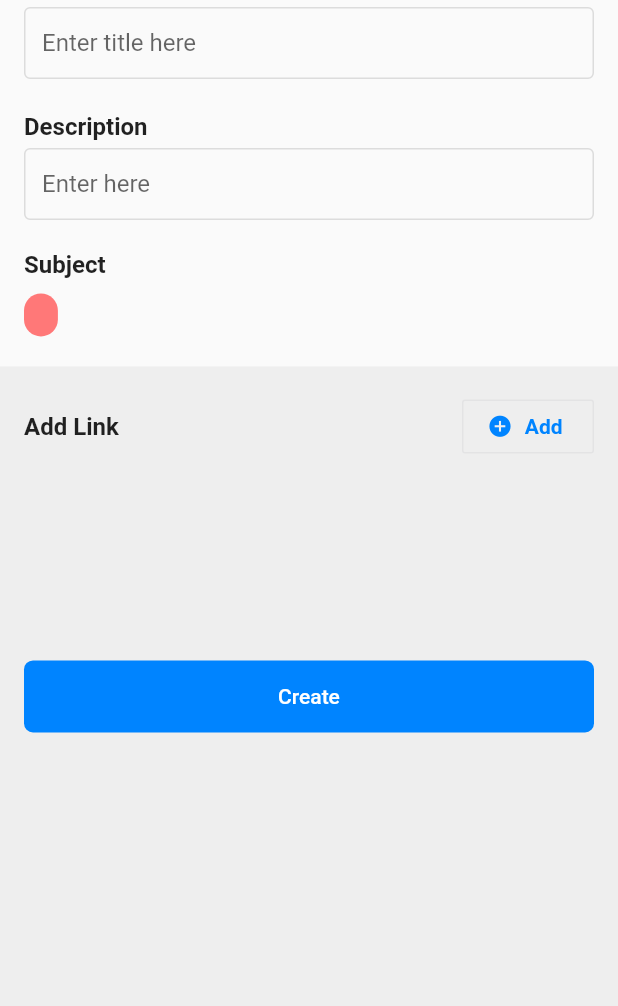
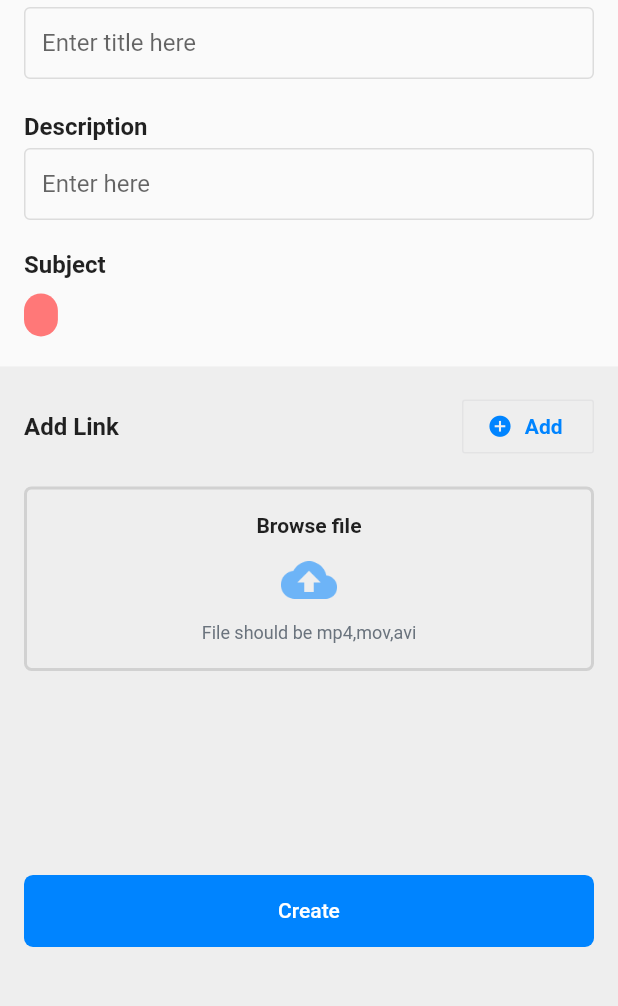
Before and after one commit to pensil-inc/flutter_pensil_app, a Flutter app: the AddVideoPage screen opened directly with empty values, on a phone screen of 412 x 824 dp, the part 128-1134 px from its top. Run offline on Flutter 3.47's test engine with Material 2 defaults, Android fonts, the phone set to English and light mode, and no system bars; our stand-ins replace better_player, cached_network_image, contacts_service, dio, equatable, file_picker and 4 more; missing offline and left inert: add_thumbnail, advance_pdf_viewer, flutter_custom_tabs, yoyo_player; accounts and stored records are empty.

Commit message:
🚧Upload video

```diff
--- a/lib/resources/repository/teacher/teacher_repository.dart
+++ b/lib/resources/repository/teacher/teacher_repository.dart
@@ -31,12 +31,12 @@ class TeacherRepository {
   Future<bool> createPoll(PollModel model)async{
     return gatway.createPoll(model);
   }
-  Future<bool> addVideo(VideoModel model){
+  Future<VideoModel> addVideo(VideoModel model){
     return gatway.addVideo(model);
   }
 
-  Future<bool> uploadFile(File file,String id){
-    return gatway.uploadFile(file,id);
+  Future<bool> uploadFile(File file,String id,{bool isVideo = false}){
+    return gatway.uploadFile(file,id,isVideo:isVideo);
   }
   Future<BatchMaterialModel> uploadMaterial(BatchMaterialModel model){
     return gatway.uploadMaterial(model);
--- a/lib/resources/service/api_gatway.dart
+++ b/lib/resources/service/api_gatway.dart
@@ -12,7 +12,7 @@ abstract class ApiGateway {
   Future<dynamic> getUser();
   Future<bool> createBatch(BatchModel model);
   Future<bool> createAnnouncement(AnnouncementModel model);
-  Future<bool> addVideo(VideoModel model);
+  Future<VideoModel> addVideo(VideoModel model);
   Future<ActorModel> login(ActorModel model);
   Future<List<BatchModel>> getBatches();
   Future<bool> createPoll(PollModel model);
@@ -22,7 +22,7 @@ abstract class ApiGateway {
   Future<List<String>> getSubjectList();
   Future<List<NotificationModel>> getStudentNotificationsList();
   Future<List<VideoModel>> getVideosList(String batchId);
-  Future<bool> uploadFile(File file,String id);
+  Future<bool> uploadFile(File file,String id,{bool isVideo = false});
   Future<BatchMaterialModel> uploadMaterial(BatchMaterialModel model);
   Future<List<BatchMaterialModel>> getBatchMaterialList(String batchId);
   Future<List<AnnouncementModel>> getBatchAnnouncemantList(String batchId);
--- a/lib/ui/page/batch/pages/video/add_video_page.dart
+++ b/lib/ui/page/batch/pages/video/add_video_page.dart
@@ -1,5 +1,9 @@
+import 'dart:io';
+
 import 'package:add_thumbnail/add_thumbnail.dart';
+import 'package:file_picker/file_picker.dart';
 import 'package:flutter/material.dart';
+import 'package:flutter_pensil_app/helper/images.dart';
 import 'package:flutter_pensil_app/model/batch_model.dart';
 import 'package:flutter_pensil_app/states/teacher/announcement_state.dart';
 import 'package:flutter_pensil_app/states/teacher/video/video_state.dart';
@@ -81,6 +85,18 @@ class _AddVideoPageState extends State<AddVideoPage> {
     );
   }
 
+  void pickFile() async {
+    FilePickerResult result = await FilePicker.platform.pickFiles(
+      type: FileType.custom,
+      allowedExtensions: ['mp4', 'avi', "flv","mkv","mov"],
+    );
+    if (result != null) {
+      PlatformFile file = result.files.first;
+      final state = Provider.of<VideoState>(context, listen: false);
+      state.setFile = File(file.path);
+    }
+  }
+
   void saveVideo() async {
     final state = Provider.of<VideoState>(context, listen: false);
     // validate batch name and batch description
@@ -151,7 +167,7 @@ class _AddVideoPageState extends State<AddVideoPage> {
                                 label: widget.subject,
                                 backgroundColor: PColors.randomColor(widget.subject),
                                 borderColor: Colors.transparent,
-                                style: TextStyle(color:Colors.white),
+                                style: TextStyle(color: Colors.white),
                               ),
                             ),
                           ],
@@ -167,6 +183,58 @@ class _AddVideoPageState extends State<AddVideoPage> {
                       _secondaryButton(context, label: "Add", onPressed: addLink),
                     ],
                   ).p16,
+                  Container(
+                    width: AppTheme.fullWidth(context) ,
+                    margin: EdgeInsets.symmetric(horizontal:16),
+                    padding: EdgeInsets.symmetric(horizontal: 16, vertical: 16),
+                    decoration: AppTheme.outline(context),
+                    child: Column(
+                      children: <Widget>[
+                        Text("Browse file", style: Theme.of(context).textTheme.bodyText2.copyWith(fontWeight: FontWeight.bold)),
+                        Image.asset(Images.uploadVideo, height: 25).vP16,
+                        Text("File should be mp4,mov,avi",
+                            style: Theme.of(context).textTheme.bodyText2.copyWith(fontSize: 12, color: PColors.gray)),
+                      ],
+                    ),
+                  ).ripple(pickFile),
+                  Consumer<VideoState>(
+                    builder: (context, state, child) {
+                      if (state.file != null) {
+                        return SizedBox(
+                          height: 65,
+                          width: AppTheme.fullWidth(context),
+                          child: Column(
+                            children: <Widget>[
+                              SizedBox(height: 10),
+                              Row(children: <Widget>[
+                                SizedBox(
+                                    width: 50,
+                                    child: Image.asset(
+                                      Images.getfiletypeIcon(state.file.path.split(".").last),
+                                      height: 30,
+                                    )),
+                                Text(state.file.path.split("/").last, maxLines: 2,).extended,
+                                IconButton(
+                                    padding: EdgeInsets.zero,
+                                    icon: Icon(Icons.cancel),
+                                    onPressed: () {
+                                      state.removeFile();
+                                    })
+                              ]),
+                              Container(
+                                height: 5,
+                                margin: EdgeInsets.symmetric(horizontal: 16),
+                                width: AppTheme.fullWidth(context),
+                                decoration: BoxDecoration(color: Color(0xff0CC476), borderRadius: BorderRadius.circular(20)),
+                              )
+                            ],
+                          ),
+                        ).vP8;
+                      }
+                      return SizedBox();
+                    },
+                  ),
+                  SizedBox(height: 20),
                   Consumer<VideoState>(
                     builder: (context, state, child) {
                       if (state.thumbnailUrl != null)
--- a/lib/ui/page/batch/pages/video/video_player_pag2e.dart
+++ b/lib/ui/page/batch/pages/video/video_player_pag2e.dart
@@ -1,4 +1,5 @@
 import 'dart:async';
+import 'dart:developer';
 import 'package:better_player/better_player.dart';
 import 'package:flutter/material.dart';
 import 'package:flutter_pensil_app/ui/theme/theme.dart';
@@ -25,7 +26,10 @@ class _VideoPlayerPage2State extends State<VideoPlayerPage2> {
   BetterPlayerController _betterPlayerController;
   StreamController<bool> _fileVideoStreamController = StreamController.broadcast();
   bool _fileVideoShown = false;
-
+  void initState() {
+    super.initState();
+    log("Now playing: ${widget.path}");
+  }
   Future<BetterPlayerController> _setupDefaultVideoData() async {
     var dataSource = BetterPlayerDataSource(
         BetterPlayerDataSourceType.NETWORK, "https://test-streams.mux.dev/x36xhzz/x36xhzz.m3u8",
```
Also changed, not shown: lib/resources/service/api_gatway_impl.dart (+8 -5 lines), lib/states/teacher/video/video_state.dart (+39 -9 lines), lib/ui/page/batch/pages/video/video_player_page.dart (+7 -1 lines).
